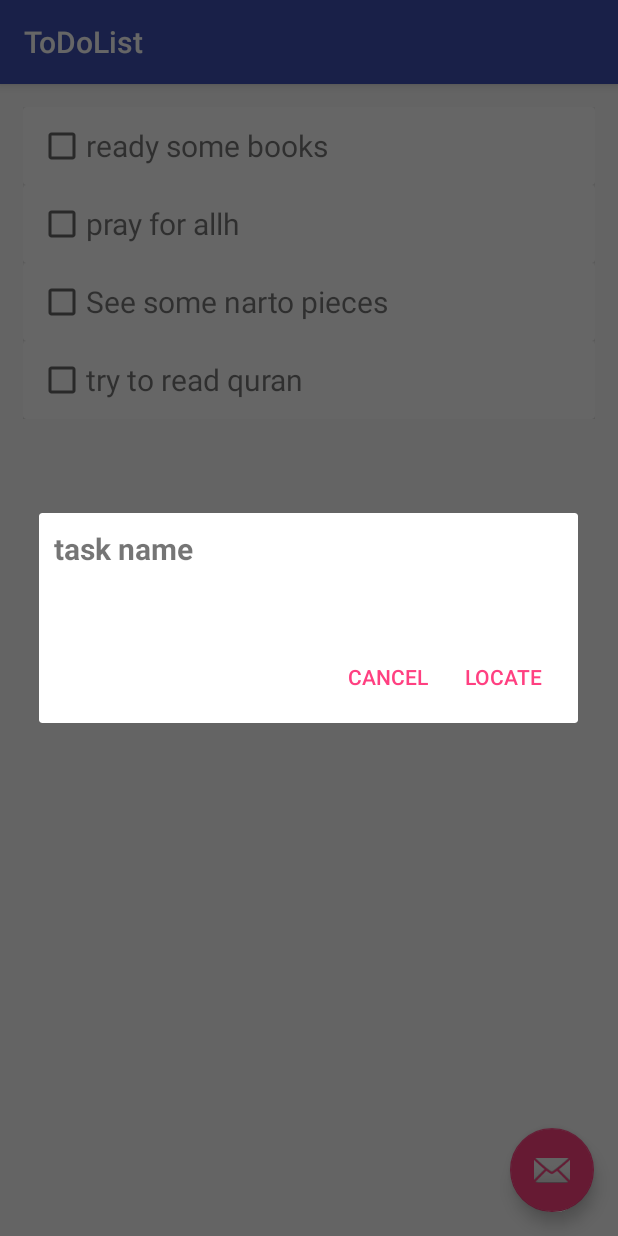
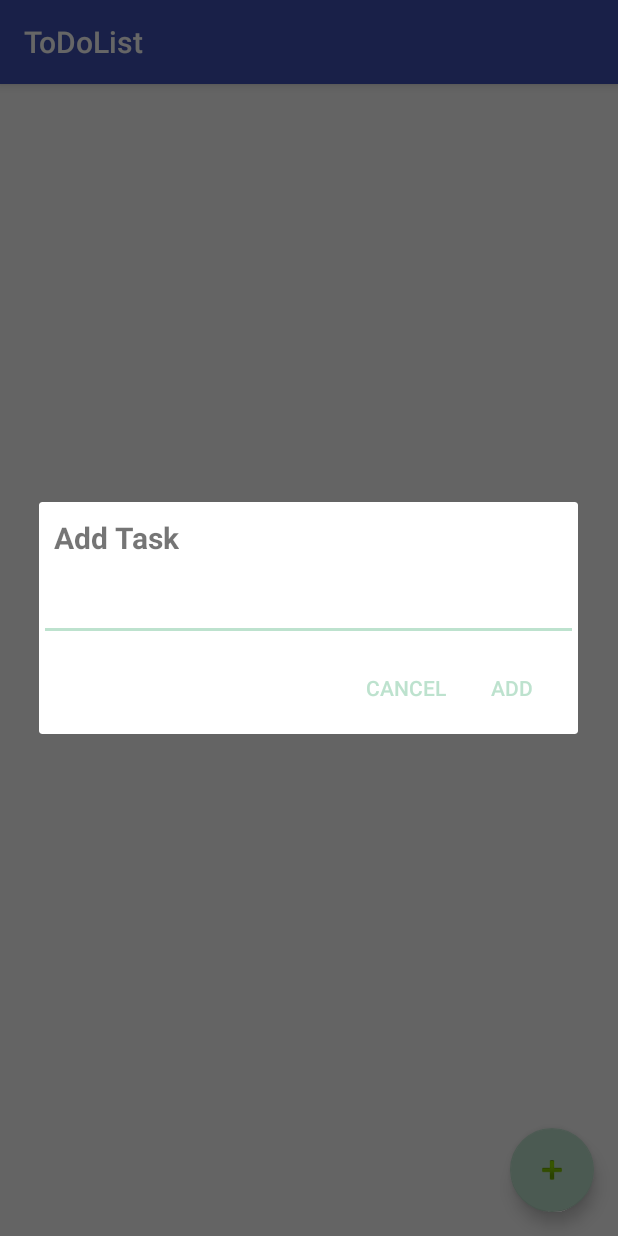
Before and after one commit to Abdelsattar/FOCUS, an Android app: the ToDoList screen opened directly, with no data from a screen before it, after a tap on an icon or button, on a phone screen of 412 x 824 dp. Run offline under Robolectric (Android 15) with nearby library versions, the phone set to English and light mode, and no system bars.

Commit message:
Add Tasks to Database

```diff
--- a/FOCUS/app/src/main/java/abdelsattar/com/focus/Activties/ToDoList.java
+++ b/FOCUS/app/src/main/java/abdelsattar/com/focus/Activties/ToDoList.java
@@ -2,7 +2,6 @@ package abdelsattar.com.focus.Activties;
 
 import android.content.DialogInterface;
 import android.content.Intent;
-import android.nfc.Tag;
 import android.os.Bundle;
 import android.support.design.widget.FloatingActionButton;
 import android.support.v7.app.AlertDialog;
@@ -16,18 +15,17 @@ import android.view.View;
 import android.widget.EditText;
 
 import java.util.ArrayList;
-import java.util.List;
 
 import abdelsattar.com.focus.Adapters.RecycleViewAdapter;
 import abdelsattar.com.focus.Adapters.RecyclerItemClickListener;
 import abdelsattar.com.focus.DataBase.DatabaseHelper;
-import abdelsattar.com.focus.Model.SubTask;
 import abdelsattar.com.focus.Model.Task;
 import abdelsattar.com.focus.R;
 
 public class ToDoList extends AppCompatActivity {
-    ArrayList <String> tasks;
+    ArrayList<Task> tasks;
     DatabaseHelper db;
+
     @Override
     protected void onCreate(Bundle savedInstanceState) {
         super.onCreate(savedInstanceState);
@@ -36,14 +34,13 @@ public class ToDoList extends AppCompatActivity {
         setSupportActionBar(toolbar);
 
         db = new DatabaseHelper(getApplicationContext());
-        testDB();
+        //testDB();
+        tasks = db.getAllTasks();
 
-        RecyclerView rv = (RecyclerView)findViewById(R.id.rv);
+        RecyclerView rv = (RecyclerView) findViewById(R.id.rv);
         rv.setHasFixedSize(true);
         LinearLayoutManager llm = new LinearLayoutManager(this);
         rv.setLayoutManager(llm);
-        initializeData();
-
 
         RecycleViewAdapter adapter = new RecycleViewAdapter(tasks);
         rv.setAdapter(adapter);
@@ -51,9 +48,10 @@ public class ToDoList extends AppCompatActivity {
 
         rv.addOnItemTouchListener(
                 new RecyclerItemClickListener(this, new RecyclerItemClickListener.OnItemClickListener() {
-                    @Override public void onItemClick(View view, int position) {
-                        Intent intent =new Intent(getApplication(), MainActivity.class);
-                        Log.d("LOOL", position+"");
+                    @Override
+                    public void onItemClick(View view, int position) {
+                        Intent intent = new Intent(getApplication(), MainActivity.class);
+                        Log.d("LOOL", position + "");
                         startActivity(intent);
                     }
                 })
@@ -62,45 +60,50 @@ public class ToDoList extends AppCompatActivity {
         fab.setOnClickListener(new View.OnClickListener() {
             @Override
             public void onClick(View view) {
-                setupLocatemeDialog();
+                setupAddTaskDialog();
+
 //                Snackbar.make(view, "Replace with your own action", Snackbar.LENGTH_LONG)
 //                        .setAction("Action", null).show();
             }
         });
     }
 
-    private void initializeData(){
-        tasks = new ArrayList<>();
-        tasks.add("ready some books");
-        tasks.add("pray for allh");
-        tasks.add("See some narto pieces");
-        tasks.add("try to read quran");
+
+    private void initializeDummyData() {
+        ArrayList<String> ts = new ArrayList<>();
+        ts.add("ready some books");
+        ts.add("pray for allh");
+        ts.add("See some narto pieces");
+        ts.add("try to read quran");
 
     }
 
-    private void setupLocatemeDialog() {
+    private void setupAddTaskDialog() {
 
         LayoutInflater li = LayoutInflater.from(this);
-        View promptsView = li.inflate(R.layout.subset_tasks_dialog, null);
+        View promptsView = li.inflate(R.layout.add_task_dialog, null);
 
         AlertDialog.Builder alertDialogBuilder = new AlertDialog.Builder(
                 this);
 
         alertDialogBuilder.setView(promptsView);
 
-//        final EditText userLatitude = (EditText) promptsView
-//                .findViewById(R.id.locatemeDialog_latitudeET);
-//        final EditText userLongitude = (EditText) promptsView
-//                .findViewById(R.id.locatemeDialog_longitudeET);
-
+        final EditText taskDialog = (EditText) promptsView
+                .findViewById(R.id.task_Dialog);
 
         alertDialogBuilder
                 .setCancelable(false)
-                .setPositiveButton("locate",
+                .setPositiveButton("Add",
                         new DialogInterface.OnClickListener() {
                             public void onClick(DialogInterface dialog, int id) {
 
-
+                                if (taskDialog.getText().toString().trim().equalsIgnoreCase("")) {
+                                    taskDialog.setError("This field can not be blank");
+                                } else {
+                                   long taskId = db.createTask(new Task(taskDialog.getText().toString()));
+                                    tasks.add(new Task(taskDialog.getText().toString()) );
+                                    //if(taskId < 0 )
+                                }
                             }
                         })
                 .setNegativeButton("Cancel",
@@ -109,83 +112,10 @@ public class ToDoList extends AppCompatActivity {
                                 dialog.cancel();
                             }
                         });
-
         AlertDialog alertDialog = alertDialogBuilder.create();
         alertDialog.show();
 
     }
 
-    void  testDB(){
 
-        // Inserting tags in db
-        long task1_id = db.createTask(new Task(" Study"));
-        long task2_id = db.createTask(new Task("Learn"));
-        long task3_id = db.createTask(new Task("Work"));
-
-        Log.d("Tag Count", "Tag Count: " + db.getAllTasks().size());
-
-        // Creating ToDos
-        SubTask subTask1 = new SubTask(task1_id,"Doing Compiler Assignemnt");
-        SubTask subTask2 = new SubTask(task1_id,"Doing Parallel Assignemnt");
-
-        SubTask subTask3 = new SubTask(task2_id,"Learn Firebase");
-        SubTask subTask4 = new SubTask(task2_id,"learn franch language");
-
-        SubTask subTask5 = new SubTask(task3_id,"FOCUS ON FOUCS");
-        SubTask subTask6 = new SubTask(task3_id,"Quandoe Lib");
-
-        // Inserting todos in db
-        // Inserting todos under "Shopping" Tag
-        long subTask1_id = db.createSubTask(subTask1);
-        long subTask2_id = db.createSubTask(subTask2);
-        long subTask3_id = db.createSubTask(subTask3);
-        long subTask4_id = db.createSubTask(subTask4);
-        long subTask5_id = db.createSubTask(subTask5);
-        long subTask6_id = db.createSubTask(subTask6);
-
-        Log.e("Todo Count", "Todo count: " + db.getSubTaskCount());
-
-
-        // Getting all Todos
-        Log.d("Get Todos", "Getting All ToDos");
-
-        List<Task> allToDos = db.getAllTasks();
-        for (Task todo : allToDos) {
-            Log.d("ToDo", todo.getTask());
-        }
-
-        // Getting todos under "Watchlist" tag name
-        Log.d("ToDo", "Get todos under single Tag name");
-
-        List<SubTask> tagsWatchList = db.getAllSubTasks(task1_id);
-        for (SubTask todo : tagsWatchList) {
-            Log.d("ToDo Watchlist", todo.getSubTask());
-        }
-
-        // Deleting a ToDo
-        Log.d("Delete ToDo", "Deleting a Todo");
-        Log.d("Tag Count", "Tag Count Before Deleting: " + db.getTaskCount());
-
-        db.deleteTask(task2_id);
-
-        Log.d("Tag Count", "Tag Count After Deleting: " + db.getTaskCount());
-
-        // Deleting all Todos under "Shopping" tag
-        Log.d("Tag Count",
-                "Tag Count Before Deleting 'Shopping' Todos: "
-                        + db.getSubTaskCount());
-
-        db.deleteSubTask(subTask1_id);
-
-        Log.d("Tag Count",
-                "Tag Count After Deleting 'Shopping' Todos: "
-                        + db.getSubTaskCount());
-
-        // Updating tag name
-        subTask1.setSubTask("Hello from the other side");
-        db.updateSubTask(subTask1);
-
-        // Don't forget to close database connection
-        db.closeDB();
-    }
 }
--- a/FOCUS/app/src/main/java/abdelsattar/com/focus/Adapters/RecycleViewAdapter.java
+++ b/FOCUS/app/src/main/java/abdelsattar/com/focus/Adapters/RecycleViewAdapter.java
@@ -11,6 +11,7 @@ import android.widget.TextView;
 
 import java.util.List;
 
+import abdelsattar.com.focus.Model.Task;
 import abdelsattar.com.focus.R;
 
 /**
@@ -18,9 +19,9 @@ import abdelsattar.com.focus.R;
  */
 public class RecycleViewAdapter extends  RecyclerView.Adapter<RecycleViewAdapter.PlaceViewHolder> {
 
-    List<String> places;
+    List<Task> places;
 
-    public RecycleViewAdapter(List<String> places) {
+    public RecycleViewAdapter(List<Task> places) {
         this.places = places;
     }
 
@@ -34,7 +35,7 @@ public class RecycleViewAdapter extends  RecyclerView.Adapter<RecycleViewAdapter
     @Override
     public void onBindViewHolder(PlaceViewHolder holder, int position) {
 
-        holder.taskName.setText(places.get(position));
+        holder.taskName.setText(places.get(position).getTask());
 
     }
     @Override
--- a/FOCUS/app/src/main/java/abdelsattar/com/focus/Constants.java
+++ b/FOCUS/app/src/main/java/abdelsattar/com/focus/Constants.java
@@ -1,4 +1,13 @@
 package abdelsattar.com.focus;
+
+import android.content.Context;
+import android.util.Log;
+
+import java.util.List;
+
+import abdelsattar.com.focus.DataBase.DatabaseHelper;
+import abdelsattar.com.focus.Model.SubTask;
+import abdelsattar.com.focus.Model.Task;
 
 /**
  * Created by lenovo on 25/03/2016.
@@ -33,15 +42,79 @@ public class Constants {
             + " TEXT," +  KEY_SUB_TASK_PARENT_ID + "  INTEGER )";
 
 
-    // Tag table create statement
-//    public static final String CREATE_TABLE_TAG = "CREATE TABLE " + TABLE_TAG
-//            + "(" + KEY_ID + " INTEGER PRIMARY KEY," + KEY_TAG_NAME + " TEXT,"
-//            + KEY_CREATED_AT + " DATETIME" + ")";
+    void  testDB(){
 
-    // todo_tag table create statement
-//    public static final String CREATE_TABLE_TODO_TAG = "CREATE TABLE "
-//            + TABLE_TODO_TAG + "(" + KEY_ID + " INTEGER PRIMARY KEY,"
-//            + KEY_TODO_ID + " INTEGER," + KEY_TAG_ID + " INTEGER,"
-//            + KEY_CREATED_AT + " DATETIME" + ")";
+        Context context = null; // the application context
+        DatabaseHelper db = new DatabaseHelper(context);
+        // Inserting tags in db
+        long task1_id = db.createTask(new Task(" Study"));
+        long task2_id = db.createTask(new Task("Learn"));
+        long task3_id = db.createTask(new Task("Work"));
 
+        Log.d("Tag Count", "Tag Count: " + db.getAllTasks().size());
+
+        // Creating ToDos
+        SubTask subTask1 = new SubTask(task1_id,"Doing Compiler Assignemnt");
+        SubTask subTask2 = new SubTask(task1_id,"Doing Parallel Assignemnt");
+
+        SubTask subTask3 = new SubTask(task2_id,"Learn Firebase");
+        SubTask subTask4 = new SubTask(task2_id,"learn franch language");
+
+        SubTask subTask5 = new SubTask(task3_id,"FOCUS ON FOUCS");
+        SubTask subTask6 = new SubTask(task3_id,"Quandoe Lib");
+
+        // Inserting todos in db
+        // Inserting todos under "Shopping" Tag
+        long subTask1_id = db.createSubTask(subTask1);
+        long subTask2_id = db.createSubTask(subTask2);
+        long subTask3_id = db.createSubTask(subTask3);
+        long subTask4_id = db.createSubTask(subTask4);
+        long subTask5_id = db.createSubTask(subTask5);
+        long subTask6_id = db.createSubTask(subTask6);
+
+        Log.e("Todo Count", "Todo count: " + db.getSubTaskCount());
+
+
+        // Getting all Todos
+        Log.d("Get Todos", "Getting All ToDos");
+
+        List<Task> allToDos = db.getAllTasks();
+        for (Task todo : allToDos) {
+            Log.d("ToDo", todo.getTask());
+        }
+
+        // Getting todos under "Watchlist" tag name
+        Log.d("ToDo", "Get todos under single Tag name");
+
+        List<SubTask> tagsWatchList = db.getAllSubTasks(task1_id);
+        for (SubTask todo : tagsWatchList) {
+            Log.d("ToDo Watchlist", todo.getSubTask());
+        }
+
+        // Deleting a ToDo
+        Log.d("Delete ToDo", "Deleting a Todo");
+        Log.d("Tag Count", "Tag Count Before Deleting: " + db.getTaskCount());
+
+        db.deleteTask(task2_id);
+
+        Log.d("Tag Count", "Tag Count After Deleting: " + db.getTaskCount());
+
+        // Deleting all Todos under "Shopping" tag
+        Log.d("Tag Count",
+                "Tag Count Before Deleting 'Shopping' Todos: "
+                        + db.getSubTaskCount());
+
+        db.deleteSubTask(subTask1_id);
+
+        Log.d("Tag Count",
+                "Tag Count After Deleting 'Shopping' Todos: "
+                        + db.getSubTaskCount());
+
+        // Updating tag name
+        subTask1.setSubTask("Hello from the other side");
+        db.updateSubTask(subTask1);
+
+        // Don't forget to close database connection
+        db.closeDB();
+    }
 }
--- a/FOCUS/app/src/main/java/abdelsattar/com/focus/DataBase/DatabaseHelper.java
+++ b/FOCUS/app/src/main/java/abdelsattar/com/focus/DataBase/DatabaseHelper.java
@@ -89,8 +89,8 @@ public class DatabaseHelper extends SQLiteOpenHelper {
      * TODO TRUE
      * getting all tasks
      */
-    public List<Task> getAllTasks() {
-        List<Task> tasks = new ArrayList<Task>();
+    public ArrayList<Task> getAllTasks() {
+        ArrayList<Task> tasks = new ArrayList<Task>();
         String selectQuery = "SELECT  * FROM " + Constants.TABLE_TASK;
 
         Log.e(LOG, selectQuery);
--- a/FOCUS/app/src/main/res/layout/activity_to_do_list.xml
+++ b/FOCUS/app/src/main/res/layout/activity_to_do_list.xml
@@ -29,6 +29,8 @@
         android:layout_height="wrap_content"
         android:layout_gravity="bottom|end"
         android:layout_margin="@dimen/fab_margin"
-        android:src="@android:drawable/ic_dialog_email" />
+
+
+        android:src="@android:drawable/ic_input_add" />
 
 </android.support.design.widget.CoordinatorLayout>
--- /dev/null
+++ b/FOCUS/app/src/main/res/layout/add_task_dialog.xml
@@ -0,0 +1,23 @@
+<?xml version="1.0" encoding="utf-8"?>
+<ScrollView xmlns:android="http://schemas.android.com/apk/res/android"
+    android:layout_width="match_parent"
+    android:layout_height="match_parent">
+
+    <LinearLayout
+        android:layout_width="match_parent"
+        android:layout_height="match_parent"
+        android:orientation="vertical">
+    <TextView
+        android:layout_width="wrap_content"
+        android:layout_height="wrap_content"
+        android:layout_margin="10dp"
+        android:text="Add Task"
+        android:textSize="20dp"
+        android:textStyle="bold" />
+        <EditText
+            android:layout_width="match_parent"
+            android:layout_height="wrap_content"
+            android:id="@+id/task_Dialog"/>
+    </LinearLayout>
+
+</ScrollView>
--- a/FOCUS/app/src/main/res/values/colors.xml
+++ b/FOCUS/app/src/main/res/values/colors.xml
@@ -2,5 +2,5 @@
 <resources>
     <color name="colorPrimary">#3F51B5</color>
     <color name="colorPrimaryDark">#303F9F</color>
-    <color name="colorAccent">#FF4081</color>
+    <color name="colorAccent">#bde2ce</color>
 </resources>
```
